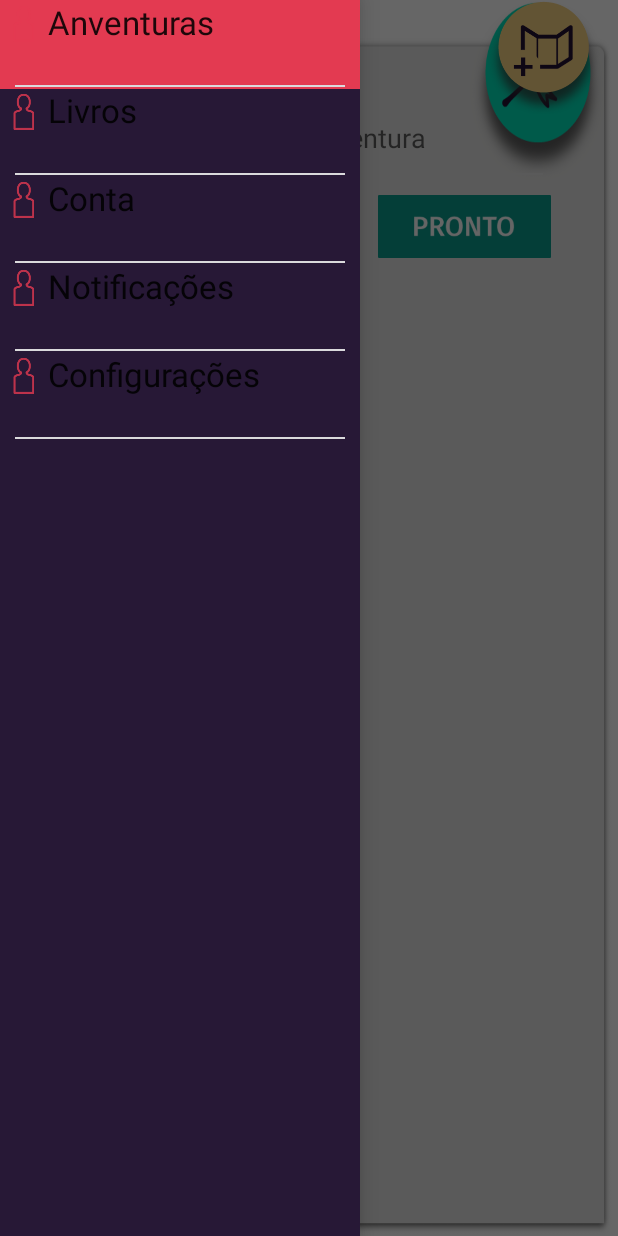
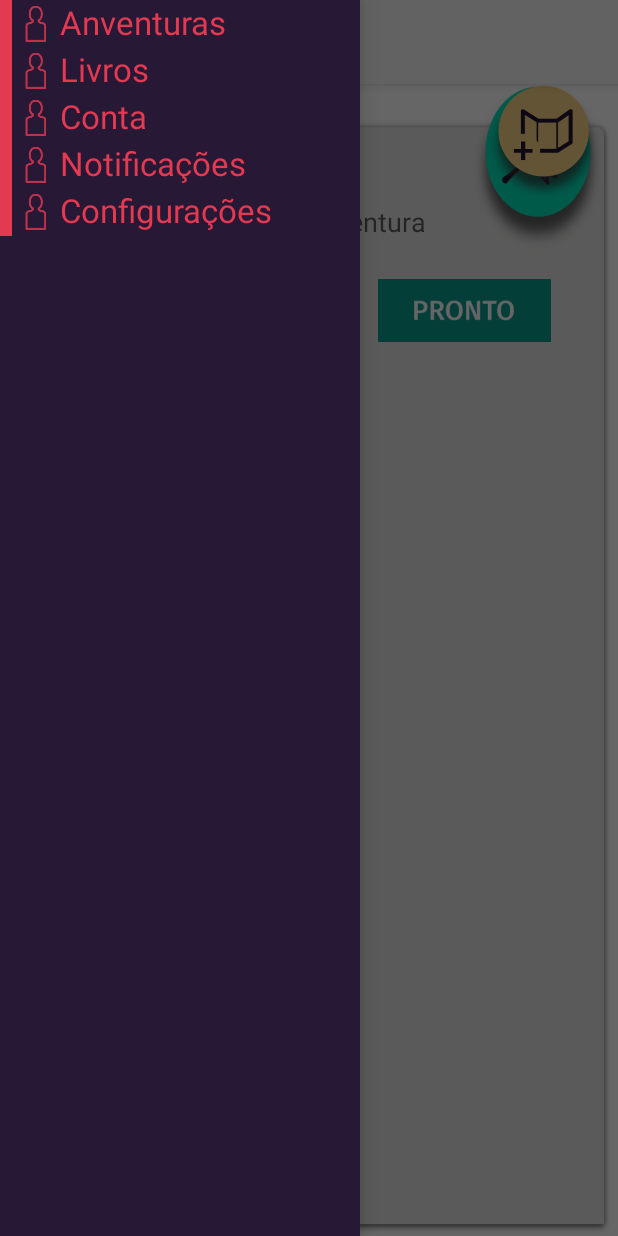
Before and after one commit to herculesS/IgorApp, an Android app: the MainActivity screen opened directly, with no data from a screen before it, with the side drawer open, on a phone screen of 412 x 824 dp. Run offline under Robolectric (Android 15) with nearby library versions, the phone set to English and light mode, and no system bars.

Commit message:
Customizing the Navigation Drawer

```diff
--- a/app/src/main/AndroidManifest.xml
+++ b/app/src/main/AndroidManifest.xml
@@ -28,13 +28,16 @@
         <activity
             android:name=".Screens.MainActivity"
             android:label="Igor"
-            android:theme="@style/AppTheme.NoActionBar"></activity>
+            android:screenOrientation="portrait"
+            android:theme="@style/AppTheme.NoActionBar"/>
         <activity
             android:name=".Screens.Login.LoginActivity"
-            android:label="@string/title_activity_login"></activity>
+            android:label="@string/title_activity_login"
+            android:screenOrientation="portrait"/>
         <activity
             android:name=".Screens.Signup.SignupActivity"
-            android:label="Sign up"></activity>
+            android:label="Sign up"
+            android:screenOrientation="portrait"/>
     </application>
 
 </manifest>
--- a/app/src/main/java/com/devapps/igor/Screens/MainActivity.java
+++ b/app/src/main/java/com/devapps/igor/Screens/MainActivity.java
@@ -7,6 +7,7 @@ import android.support.v4.view.GravityCompat;
 import android.support.v4.widget.DrawerLayout;
 import android.support.v7.app.AppCompatActivity;
 import android.os.Bundle;
+import android.support.v7.widget.Toolbar;
 import android.view.Menu;
 import android.view.View;
 import android.widget.AdapterView;
@@ -27,13 +28,8 @@ public class MainActivity extends AppCompatActivity {
     private FragmentManager fragmentManager;
 
     private DrawerLayout mDrawerLayout;
+    CustomDrawerAdapter drawerAdapter;
     private ListView mDrawerList;
-
-    private CharSequence mDrawerTitle;
-    private CharSequence mTitle;
-    CustomDrawerAdapter drawerAdapter;
-
-    private String[] mMenuItens;
 
     List<DrawerItem> dataList;
 
@@ -42,14 +38,16 @@ public class MainActivity extends AppCompatActivity {
         super.onCreate(savedInstanceState);
         setContentView(R.layout.activity_main);
 
+        Toolbar myToolbar = (Toolbar) findViewById(R.id.my_toolbar);
+        setSupportActionBar(myToolbar);
+
         fragmentManager = getSupportFragmentManager();
 
         dataList = new ArrayList<DrawerItem>();
-        mTitle = mDrawerTitle = getTitle();
-        mMenuItens = getResources().getStringArray(R.array.menu_array);
         mDrawerLayout = (DrawerLayout) findViewById(R.id.drawer_layout);
         mDrawerList = (ListView) findViewById(R.id.left_drawer);
 
+        String[] mMenuItens = getResources().getStringArray(R.array.menu_array);
         dataList.add(new DrawerItem(mMenuItens[0], R.drawable.profile_icon));
         dataList.add(new DrawerItem(mMenuItens[1], R.drawable.profile_icon));
         dataList.add(new DrawerItem(mMenuItens[2], R.drawable.profile_icon));
@@ -75,6 +73,7 @@ public class MainActivity extends AppCompatActivity {
 
     private void selectItem(int position) {
         // update the main content by replacing fragments
+        // TODO link with the others Fragments
         Fragment newFragment;
         switch (position) {
             case 0:
--- a/app/src/main/java/com/devapps/igor/Screens/NavigationDrawer/CustomDrawerAdapter.java
+++ b/app/src/main/java/com/devapps/igor/Screens/NavigationDrawer/CustomDrawerAdapter.java
@@ -55,7 +55,7 @@ public class CustomDrawerAdapter extends ArrayAdapter<DrawerItem> {
 
         }
 
-        DrawerItem dItem = (DrawerItem) this.drawerItemList.get(position);
+        DrawerItem dItem = this.drawerItemList.get(position);
 
         drawerHolder.icon.setImageDrawable(view.getResources().getDrawable(
                 dItem.getImgResID()));
--- a/app/src/main/res/drawable/splash.xml
+++ b/app/src/main/res/drawable/splash.xml
@@ -2,7 +2,7 @@
 <layer-list xmlns:android="http://schemas.android.com/apk/res/android">
 
     <item
-        android:drawable="@color/colorPrimaryDark"/>
+        android:drawable="@color/primaryColor"/>
 
     <item>
         <bitmap
--- a/app/src/main/res/layout/activity_login.xml
+++ b/app/src/main/res/layout/activity_login.xml
@@ -1,7 +1,7 @@
 <?xml version="1.0" encoding="utf-8"?>
 <LinearLayout android:layout_width="fill_parent"
     android:layout_height="fill_parent"
-    android:background="@color/colorPrimary"
+    android:background="@color/primaryColor"
     android:gravity="center"
     android:orientation="vertical"
     android:padding="@dimen/activity_horizontal_margin"
@@ -52,7 +52,7 @@
         android:layout_width="fill_parent"
         android:layout_height="wrap_content"
         android:layout_marginTop="20dip"
-        android:background="@color/colorAccent"
+        android:background="@color/secondaryColor"
         android:text="@string/btn_login"
         android:textColor="@android:color/black" />
 
@@ -64,7 +64,7 @@
         android:background="@null"
         android:text="@string/btn_forgot_password"
         android:textAllCaps="false"
-        android:textColor="@color/colorAccent" />
+        android:textColor="@color/secondaryColor" />
 
     <!-- Link to Login Screen -->
 
--- a/app/src/main/res/layout/activity_main.xml
+++ b/app/src/main/res/layout/activity_main.xml
@@ -1,13 +1,29 @@
 <?xml version="1.0" encoding="utf-8"?>
-<android.support.v4.widget.DrawerLayout
-    xmlns:android="http://schemas.android.com/apk/res/android"
+<android.support.v4.widget.DrawerLayout xmlns:android="http://schemas.android.com/apk/res/android"
+    xmlns:app="http://schemas.android.com/apk/res-auto"
     android:id="@+id/drawer_layout"
     android:layout_width="match_parent"
     android:layout_height="match_parent">
-    <FrameLayout
-        android:id="@+id/fragment_container"
+
+    <LinearLayout
         android:layout_width="match_parent"
-        android:layout_height="match_parent" />
+        android:layout_height="match_parent"
+        android:orientation="vertical">
+
+        <android.support.v7.widget.Toolbar
+            android:id="@+id/my_toolbar"
+            android:layout_width="match_parent"
+            android:layout_height="?attr/actionBarSize"
+            android:background="?attr/colorPrimary"
+            android:elevation="4dp"
+            android:theme="@style/ThemeOverlay.AppCompat.ActionBar"
+            app:popupTheme="@style/ThemeOverlay.AppCompat.Light"/>
+
+        <FrameLayout
+            android:id="@+id/fragment_container"
+            android:layout_width="match_parent"
+            android:layout_height="match_parent" />
+    </LinearLayout>
 
     <!-- android:layout_gravity="start" tells DrawerLayout to treat
          this as a sliding drawer on the left side for left-to-right
@@ -23,5 +39,5 @@
         android:choiceMode="singleChoice"
         android:divider="@android:color/transparent"
         android:dividerHeight="0dp"
-        android:background="@color/colorPrimaryDark"/>
+        android:background="@color/primaryColor"/>
 </android.support.v4.widget.DrawerLayout>
--- a/app/src/main/res/layout/activity_signup.xml
+++ b/app/src/main/res/layout/activity_signup.xml
@@ -5,7 +5,7 @@
 
     <LinearLayout android:layout_width="fill_parent"
         android:layout_height="wrap_content"
-        android:background="@color/colorPrimaryDark"
+        android:background="@color/primaryColor"
         android:gravity="center"
         android:orientation="vertical"
         android:padding="@dimen/activity_horizontal_margin">
@@ -123,7 +123,7 @@
             android:layout_width="match_parent"
             android:layout_height="wrap_content"
             android:layout_marginTop="16dp"
-            android:background="@color/colorAccent"
+            android:background="@color/secondaryColor"
             android:text="@string/action_sign_in_short"
             android:textColor="@android:color/black"
             android:textStyle="bold" />
--- a/app/src/main/res/layout/custom_drawer_item.xml
+++ b/app/src/main/res/layout/custom_drawer_item.xml
@@ -8,44 +8,27 @@
         android:layout_width="fill_parent"
         android:layout_height="wrap_content"
         android:layout_alignParentLeft="true"
-        android:orientation="vertical"
+        android:orientation="horizontal"
+        android:layout_marginTop="0dp">
 
-        android:layout_marginTop="0dp"
-        android:background="?android:attr/activatedBackgroundIndicator"
-        >
-
-        <LinearLayout
-
-            android:layout_width="fill_parent"
-            android:layout_height="wrap_content"
-            android:minHeight="55dp"
-            >
+        <View
+            android:layout_width="8dp"
+            android:layout_height="match_parent"
+            android:background="@color/accentColor"/>
 
         <ImageView
             android:id="@+id/drawer_icon"
             android:layout_width="wrap_content"
             android:layout_height="wrap_content"
-                />
+            android:src="@drawable/profile_icon"/>
 
         <TextView
             android:id="@+id/drawer_itemName"
             android:layout_width="wrap_content"
             android:layout_height="wrap_content"
             android:textAppearance="?android:attr/textAppearanceLarge"
-
-                />
-        </LinearLayout>
-
-        <View
-            android:layout_width="match_parent"
-            android:layout_height="1dp"
-            android:layout_marginBottom="1dp"
-            android:layout_marginTop="1dp"
-            android:layout_marginLeft="10dp"
-            android:layout_marginRight="10dp"
-            android:background="#DADADC"
-
-            ></View>
+            android:textColor="@color/accentColor"
+            android:text="Teste"/>
 
     </LinearLayout>
 
--- a/app/src/main/res/values/colors.xml
+++ b/app/src/main/res/values/colors.xml
@@ -1,8 +1,14 @@
 <?xml version="1.0" encoding="utf-8"?>
 <resources>
-    <color name="colorPrimary">#F6D181</color>
-    <color name="colorPrimaryDark">#271836</color>
-    <color name="colorAccent">#E33A51</color>
+    <color name="primaryColor">#271836</color>
+    <color name="primaryLightColor">#503f60</color>
+    <color name="primaryDarkColor">#000011</color>
+    <color name="secondaryColor">#f6d181</color>
+    <color name="secondaryLightColor">#ffffb2</color>
+    <color name="secondaryDarkColor">#c1a053</color>
+    <color name="primaryTextColor">#ffffff</color>
+    <color name="secondaryTextColor">#000000</color>
+    <color name="accentColor">#E33A51</color>
 
     <color name="bg_login">#26ae90</color>
     <color name="bg_register">#2e3237</color>
--- a/app/src/main/res/values/styles.xml
+++ b/app/src/main/res/values/styles.xml
@@ -1,11 +1,7 @@
 <resources>
 
     <!-- Base application theme. -->
-    <style name="AppTheme" parent="Theme.AppCompat.Light.DarkActionBar">
-        <!-- Customize your theme here. -->
-        <item name="colorPrimary">@color/colorPrimary</item>
-        <item name="colorPrimaryDark">@color/colorPrimaryDark</item>
-        <item name="colorAccent">@color/colorAccent</item>
+    <style name="AppTheme" parent="Theme.AppCompat.Light.NoActionBar">
     </style>
 
     <style name="AppTheme.NoActionBar">
```
Lines whose indentation alone changed are shown as unchanged.
